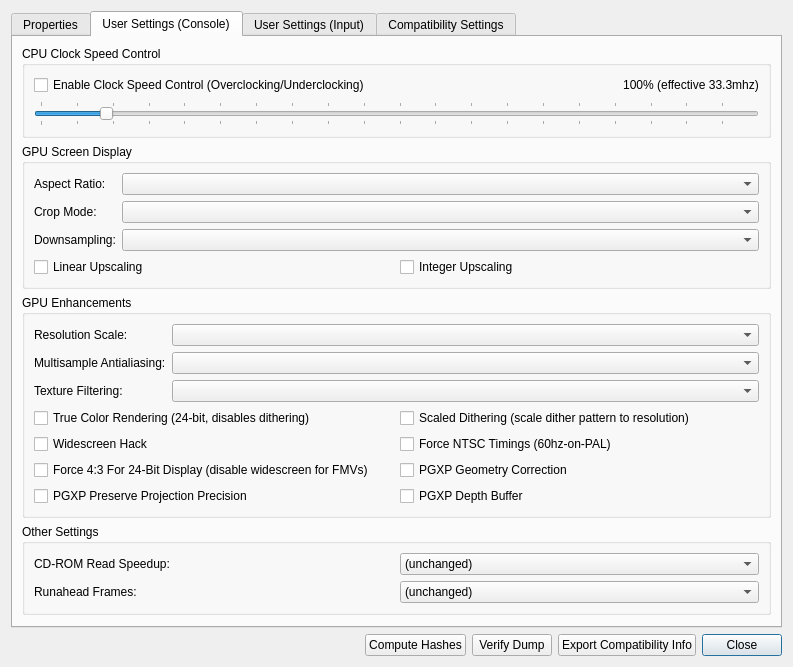
Qt form src/duckstation-qt/gamepropertiesdialog.ui (kofxi3584karlayang/duckstation) before a commit.
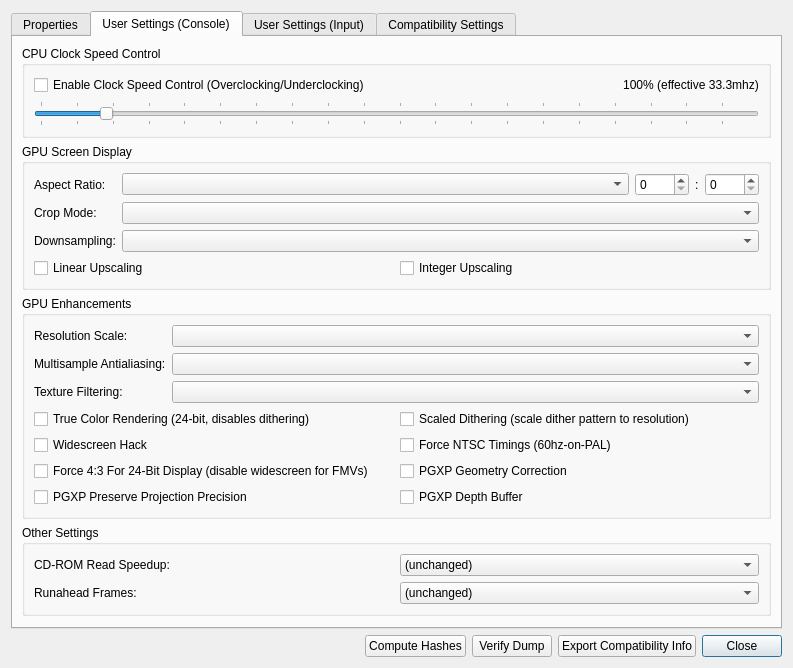
The same form after that commit. The open tabs and pages were chosen to show the change. Icons and pictures are not drawn.

Commit message: GameSettings: Add custom aspect ratios

```diff
--- a/src/duckstation-qt/gamepropertiesdialog.ui
+++ b/src/duckstation-qt/gamepropertiesdialog.ui
@@ -7,7 +7,7 @@
     <x>0</x>
     <y>0</y>
     <width>793</width>
-    <height>619</height>
+    <height>651</height>
    </rect>
   </property>
   <property name="windowTitle">
@@ -269,7 +269,38 @@
            </widget>
           </item>
           <item row="0" column="1">
-           <widget class="QComboBox" name="userAspectRatio"/>
+           <layout class="QHBoxLayout" name="horizontalLayout_8" stretch="1,0,0,0">
+            <item>
+             <widget class="QComboBox" name="userAspectRatio"/>
+            </item>
+            <item>
+             <widget class="QSpinBox" name="userCustomAspectRatioNumerator">
+              <property name="minimum">
+               <number>0</number>
+              </property>
+              <property name="maximum">
+               <number>9999</number>
+              </property>
+             </widget>
+            </item>
+            <item>
+             <widget class="QLabel" name="userCustomAspectRatioSeparator">
+              <property name="text">
+               <string>:</string>
+              </property>
+             </widget>
+            </item>
+            <item>
+             <widget class="QSpinBox" name="userCustomAspectRatioDenominator">
+              <property name="minimum">
+               <number>0</number>
+              </property>
+              <property name="maximum">
+               <number>9999</number>
+              </property>
+             </widget>
+            </item>
+           </layout>
           </item>
           <item row="1" column="0">
            <widget class="QLabel" name="label_17">
```
The commit also changes 7 other files.
